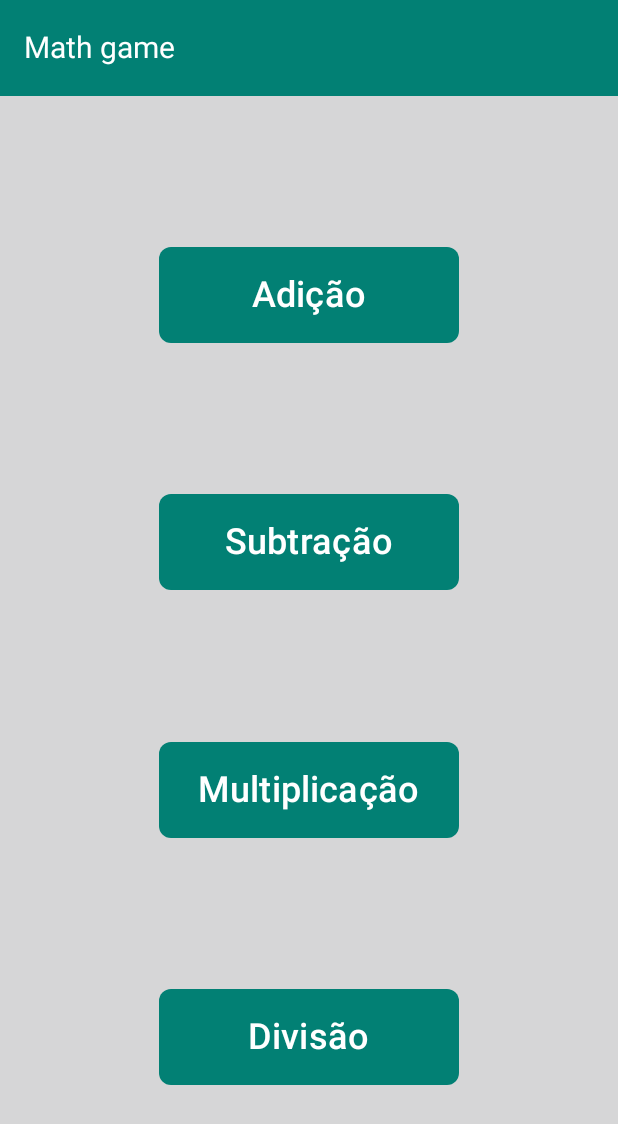
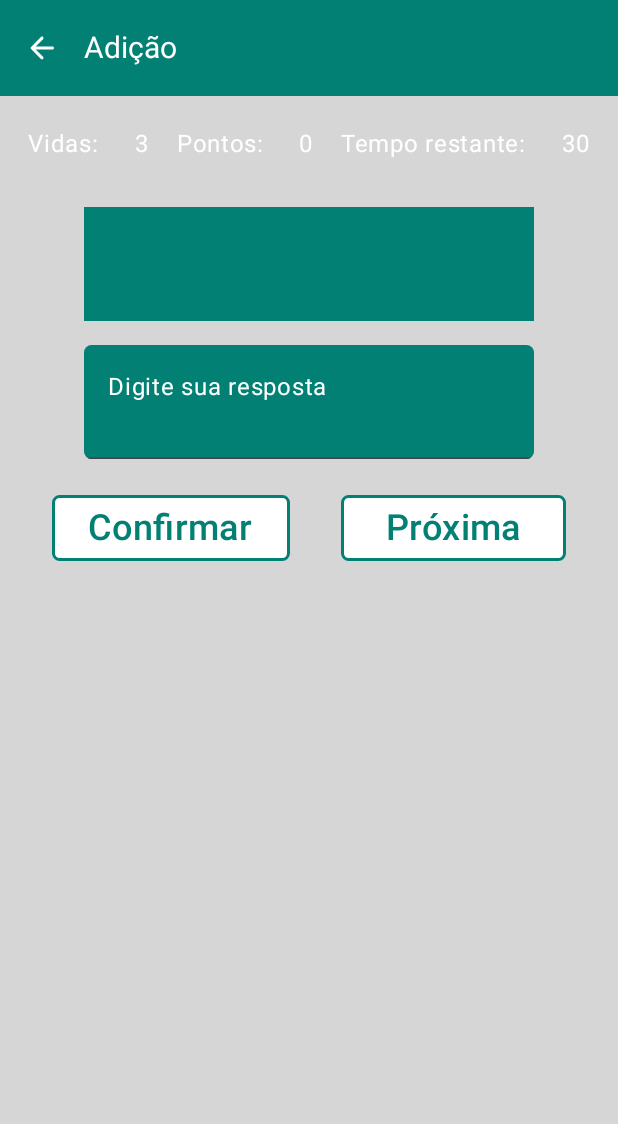
Before and after one commit to GabrielRodAmaral/math-game-app, an Android app built with Jetpack Compose: the screen it shows after launch (MainActivity), after a tap on "Adição", on a phone screen of 412 x 824 dp. Shown: the top 1124 px of the screen. Run offline under Robolectric (Android 15) with nearby library versions, the phone set to English and light mode, and no system bars.

Commit message:
Created Second screen design and navigation for second screen

```diff
--- /dev/null
+++ b/app/src/main/java/com/amaral/gabriel/mathgame/component/AnswerTextField.kt
@@ -0,0 +1,47 @@
+package com.amaral.gabriel.mathgame.component
+
+import androidx.compose.foundation.layout.size
+import androidx.compose.foundation.shape.RoundedCornerShape
+import androidx.compose.foundation.text.KeyboardOptions
+import androidx.compose.material3.Text
+import androidx.compose.material3.TextField
+import androidx.compose.material3.TextFieldDefaults
+import androidx.compose.runtime.Composable
+import androidx.compose.runtime.MutableState
+import androidx.compose.ui.Modifier
+import androidx.compose.ui.graphics.Color
+import androidx.compose.ui.text.TextStyle
+import androidx.compose.ui.text.input.KeyboardType
+import androidx.compose.ui.text.style.TextAlign
+import androidx.compose.ui.unit.dp
+import androidx.compose.ui.unit.sp
+import com.amaral.gabriel.mathgame.ui.theme.green
+
+@Composable
+fun AnswerTextField(
+    modifier: Modifier = Modifier,
+    text: MutableState<String>
+) {
+
+    TextField(
+        value = text.value,
+        onValueChange = { text.value = it },
+        label = { Text(text = "Digite sua resposta") },
+        colors = TextFieldDefaults.colors(
+            unfocusedLabelColor = Color.White,
+            focusedLabelColor = Color.White,
+            focusedIndicatorColor = Color.Transparent,
+            unfocusedContainerColor = green,
+            focusedContainerColor = green,
+            focusedTextColor = Color.White,
+            unfocusedTextColor = Color.White,
+            cursorColor = Color.White
+        ),
+        modifier = modifier
+            .size(width = 300.dp, height = 76.dp),
+        textStyle = TextStyle(fontSize = 24.sp, textAlign = TextAlign.Center),
+        shape = RoundedCornerShape(5.dp),
+        keyboardOptions = KeyboardOptions(keyboardType = KeyboardType.Number)
+    )
+
+}
--- /dev/null
+++ b/app/src/main/java/com/amaral/gabriel/mathgame/component/NextOkButton.kt
@@ -0,0 +1,43 @@
+package com.amaral.gabriel.mathgame.component
+
+import androidx.compose.foundation.BorderStroke
+import androidx.compose.foundation.layout.width
+import androidx.compose.foundation.layout.widthIn
+import androidx.compose.foundation.shape.RoundedCornerShape
+import androidx.compose.material3.Button
+import androidx.compose.material3.ButtonDefaults
+import androidx.compose.material3.Text
+import androidx.compose.runtime.Composable
+import androidx.compose.ui.Modifier
+import androidx.compose.ui.graphics.Color
+import androidx.compose.ui.unit.dp
+import androidx.compose.ui.unit.sp
+import com.amaral.gabriel.mathgame.ui.theme.green
+
+@Composable
+fun NextOkButton(
+    modifier: Modifier = Modifier,
+    text: String,
+    onClick: () -> Unit,
+    enabled: Boolean
+) {
+
+    Button(
+        onClick = onClick,
+        enabled = enabled,
+        colors = ButtonDefaults.buttonColors(
+            containerColor = Color.White
+        ),
+        shape = RoundedCornerShape(5.dp),
+        border = BorderStroke(2.dp, color = green),
+        modifier = modifier
+            .widthIn(min = 150.dp)
+    ) {
+        Text(
+            text = text,
+            fontSize = 24.sp,
+            color = green
+        )
+    }
+
+}
--- /dev/null
+++ b/app/src/main/java/com/amaral/gabriel/mathgame/component/QuestionText.kt
@@ -0,0 +1,32 @@
+package com.amaral.gabriel.mathgame.component
+
+import androidx.compose.foundation.background
+import androidx.compose.foundation.layout.size
+import androidx.compose.foundation.layout.wrapContentHeight
+import androidx.compose.material3.Text
+import androidx.compose.runtime.Composable
+import androidx.compose.ui.Modifier
+import androidx.compose.ui.graphics.Color
+import androidx.compose.ui.text.style.TextAlign
+import androidx.compose.ui.unit.dp
+import androidx.compose.ui.unit.sp
+import com.amaral.gabriel.mathgame.ui.theme.green
+
+@Composable
+fun QuestionText(
+    modifier: Modifier = Modifier,
+    text: String
+) {
+
+    Text(
+        text = text,
+        fontSize = 24.sp,
+        color = Color.White,
+        textAlign = TextAlign.Center,
+        modifier = modifier
+            .background(color = green)
+            .size(width = 300.dp, height = 76.dp)
+            .wrapContentHeight()
+    )
+
+}
--- a/app/src/main/java/com/amaral/gabriel/mathgame/component/TopAppBar.kt
+++ b/app/src/main/java/com/amaral/gabriel/mathgame/component/TopAppBar.kt
@@ -17,10 +17,12 @@ import com.amaral.gabriel.mathgame.ui.theme.green
 fun TopAppBar(
     modifier: Modifier = Modifier,
     title: String = "Math game",
-    containerColor: Color = green
+    containerColor: Color = green,
+    navIcon: @Composable () -> Unit = {},
 ) {
     TopAppBar(
         modifier = modifier,
+        navigationIcon = navIcon,
         title = {
             Text(
                 text = title,
--- a/app/src/main/java/com/amaral/gabriel/mathgame/navigation/AppNavigation.kt
+++ b/app/src/main/java/com/amaral/gabriel/mathgame/navigation/AppNavigation.kt
@@ -6,6 +6,7 @@ import androidx.navigation.compose.NavHost
 import androidx.navigation.compose.composable
 import androidx.navigation.compose.rememberNavController
 import com.amaral.gabriel.mathgame.screen.FirstScreen
+import com.amaral.gabriel.mathgame.screen.SecondScreen
 
 @Composable
 fun AppNavigation(modifier: Modifier = Modifier) {
@@ -15,5 +16,10 @@ fun AppNavigation(modifier: Modifier = Modifier) {
         composable(Route.FirstScreen.route) {
             FirstScreen(modifier, navController)
         }
+
+        composable(Route.SecondScreen.route) { backStackEntry ->
+            val category = backStackEntry.arguments?.getString("category")?.toString() ?: ""
+            SecondScreen(modifier, navController, category)
+        }
     }
 }
--- a/app/src/main/java/com/amaral/gabriel/mathgame/navigation/Route.kt
+++ b/app/src/main/java/com/amaral/gabriel/mathgame/navigation/Route.kt
@@ -2,4 +2,7 @@ package com.amaral.gabriel.mathgame.navigation
 
 sealed class Route(val route: String) {
     object FirstScreen: Route("firstScreen")
+    object SecondScreen: Route("secondScreen/{category}") {
+        fun create(category: String) = "secondScreen/$category"
+    }
 }
--- /dev/null
+++ b/app/src/main/java/com/amaral/gabriel/mathgame/screen/SecondScreen.kt
@@ -0,0 +1,172 @@
+package com.amaral.gabriel.mathgame.screen
+
+import androidx.compose.foundation.layout.Arrangement
+import androidx.compose.foundation.layout.Column
+import androidx.compose.foundation.layout.Row
+import androidx.compose.foundation.layout.Spacer
+import androidx.compose.foundation.layout.fillMaxSize
+import androidx.compose.foundation.layout.fillMaxWidth
+import androidx.compose.foundation.layout.padding
+import androidx.compose.foundation.layout.size
+import androidx.compose.material.icons.Icons
+import androidx.compose.material.icons.automirrored.rounded.ArrowBack
+import androidx.compose.material.icons.rounded.ArrowBack
+import androidx.compose.material3.Icon
+import androidx.compose.material3.IconButton
+import androidx.compose.material3.Scaffold
+import androidx.compose.material3.Text
+import androidx.compose.runtime.Composable
+import androidx.compose.runtime.mutableStateOf
+import androidx.compose.runtime.remember
+import androidx.compose.ui.Alignment
+import androidx.compose.ui.Modifier
+import androidx.compose.ui.draw.paint
+import androidx.compose.ui.graphics.Color
+import androidx.compose.ui.layout.ContentScale
+import androidx.compose.ui.res.painterResource
+import androidx.compose.ui.tooling.preview.Preview
+import androidx.compose.ui.unit.dp
+import androidx.compose.ui.unit.sp
+import androidx.navigation.NavController
+import androidx.navigation.compose.rememberNavController
+import com.amaral.gabriel.mathgame.R
+import com.amaral.gabriel.mathgame.component.AnswerTextField
+import com.amaral.gabriel.mathgame.component.NextOkButton
+import com.amaral.gabriel.mathgame.component.QuestionText
+import com.amaral.gabriel.mathgame.component.TopAppBar
+import com.amaral.gabriel.mathgame.ui.theme.blue
+import com.amaral.gabriel.mathgame.ui.theme.green
+
+@Composable
+fun SecondScreen(
+    modifier: Modifier = Modifier,
+    navController: NavController,
+    category: String
+) {
+
+    val life = remember {
+        mutableStateOf(3)
+    }
+
+    val score = remember {
+        mutableStateOf(0)
+    }
+
+    val remainingTime = remember {
+        mutableStateOf("30")
+    }
+
+    val question = remember {
+        mutableStateOf("")
+    }
+
+    val answer = remember {
+        mutableStateOf("")
+    }
+
+    val isEnabled = remember {
+        mutableStateOf(true)
+    }
+
+    Scaffold(
+        topBar = {
+            TopAppBar(
+                title = when (category) {
+                    "add" -> "Adição"
+                    "sub" -> "Subtração"
+                    "div" -> "Divisão"
+                    else -> "Multiplicação"
+                },
+                containerColor = green,
+                navIcon = {
+                    IconButton(onClick = { navController.popBackStack() }) {
+                        Icon(
+                            Icons.AutoMirrored.Rounded.ArrowBack,
+                            contentDescription = "Voltar",
+                            tint = Color.White
+                        )
+                    }
+                }
+            )
+        }
+    ) {
+
+        Column(
+            modifier = modifier
+                .fillMaxSize()
+                .padding(it)
+                .paint(
+                    painter = painterResource(id = R.drawable.img_background_florest),
+                    contentScale = ContentScale.FillHeight
+                ),
+            horizontalAlignment = Alignment.CenterHorizontally
+        ) {
+
+            Spacer(modifier = Modifier.size(20.dp))
+
+            Row(
+                modifier = Modifier
+                    .fillMaxWidth(),
+                verticalAlignment = Alignment.CenterVertically,
+                horizontalArrangement = Arrangement.SpaceEvenly
+            ) {
+                Text(text = "Vidas: ", fontSize = 16.sp, color = Color.White)
+
+                Text(text = life.value.toString(), fontSize = 16.sp, color = Color.White)
+
+                Text(text = "Pontos: ", fontSize = 16.sp, color = Color.White)
+
+                Text(text = score.value.toString(), fontSize = 16.sp, color = Color.White)
+
+                Text(text = "Tempo restante: ", fontSize = 16.sp, color = Color.White)
+
+                Text(text = remainingTime.value, fontSize = 16.sp, color = Color.White)
+            }
+
+            Spacer(modifier = Modifier.size(30.dp))
+
+            QuestionText(text = question.value)
+
+            Spacer(modifier = Modifier.size(16.dp))
+
+            AnswerTextField(text = answer)
+
+            Spacer(modifier = Modifier.size(22.dp))
+
+            Row(
+                modifier = Modifier
+                    .fillMaxWidth(),
+                verticalAlignment = Alignment.CenterVertically,
+                horizontalArrangement = Arrangement.SpaceEvenly
+            ) {
+                NextOkButton(
+                    text = "Confirmar",
+                    onClick = { isEnabled.value = false },
+                    enabled = isEnabled.value
+                )
+
+                NextOkButton(
+                    text = "Próxima",
+                    onClick = { isEnabled.value = true },
+                    enabled = true
+                )
+            }
+
+        }
+
+    }
+
+}
+
+@Preview(showSystemUi = true)
+@Composable
+fun SecondScreenPreview(modifier: Modifier = Modifier) {
+    val navController = rememberNavController()
+    Scaffold {
+        SecondScreen(
+            modifier = Modifier.padding(it),
+            navController = navController,
+            category = "add"
+        )
+    }
+}
```
